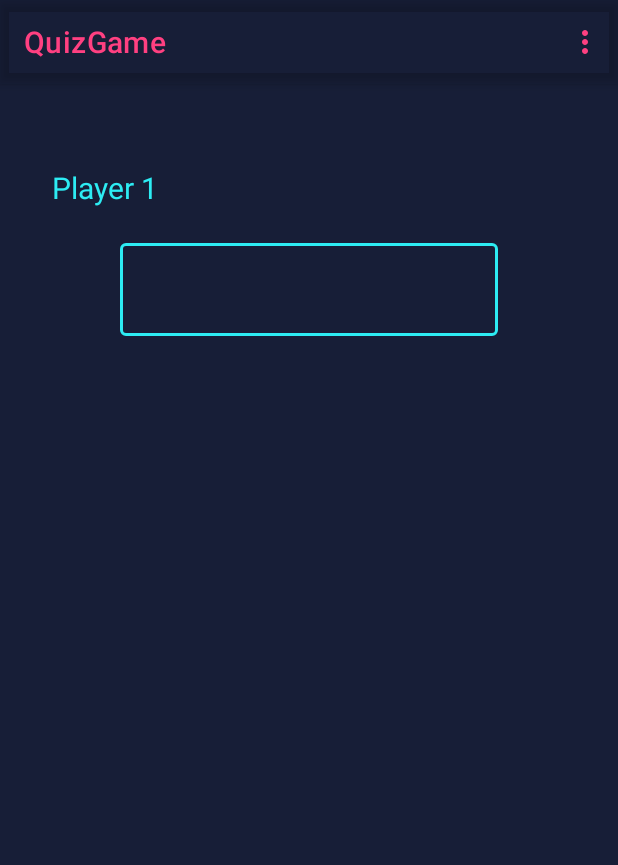
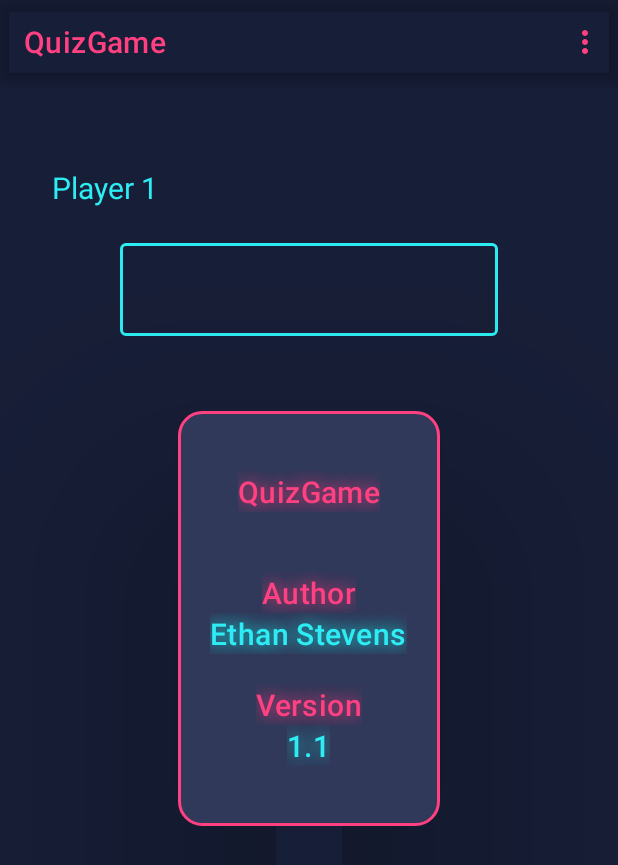
Before and after one commit to Ethan0Stevens/QuizGame-steveth, an Android app: the screen it shows after launch (MainActivity), in the options menu, after a tap on "about", on a phone screen of 412 x 824 dp. Shown: the top 865 px of the screen. Run offline under Robolectric (Android 15) with nearby library versions, the phone set to English and light mode, and no system bars.

Commit message:
Commenter le code deja existant

```diff
--- a/app/src/main/java/com/steveth/quizgame/GameActivity.java
+++ b/app/src/main/java/com/steveth/quizgame/GameActivity.java
@@ -6,8 +6,6 @@ import android.content.pm.ActivityInfo;
 import android.os.Bundle;
 import android.os.CountDownTimer;
 import android.os.Handler;
-import android.util.Log;
-import android.util.TimeUtils;
 import android.view.View;
 import android.widget.Button;
 import android.widget.TextView;
@@ -17,10 +15,7 @@ import androidx.appcompat.app.AppCompatActivity;
 import com.steveth.quizgame.Controllers.QuestionManager;
 import com.steveth.quizgame.Models.Question;
 
-import java.util.Timer;
-import java.util.TimerTask;
 import java.util.concurrent.TimeUnit;
-import java.util.concurrent.locks.LockSupport;
 
 public class GameActivity extends AppCompatActivity {
 
@@ -49,6 +44,7 @@ public class GameActivity extends AppCompatActivity {
         setContentView(R.layout.activity_game);
         setRequestedOrientation(ActivityInfo.SCREEN_ORIENTATION_LANDSCAPE);
 
+        //recupère les paramètres de l'activitée
         Bundle b = getIntent().getExtras();
         player1 = b.getString("player1");
         player2 = b.getString("player2");
@@ -76,6 +72,9 @@ public class GameActivity extends AppCompatActivity {
         StartGame();
     }
 
+    /**
+     * Lance un chrono de 4 seconde avant de lancer le jeu
+     */
     private void StartGame() {
         long duration = TimeUnit.SECONDS.toMillis(4);
 
@@ -94,6 +93,9 @@ public class GameActivity extends AppCompatActivity {
         }.start();
     }
 
+    /**
+     * Change de question automatiquement au bout d'une seconde
+     */
     private void ChangeQuestion() {
         Handler handler = new Handler();
         questionRunnable = new Runnable() {
@@ -112,29 +114,45 @@ public class GameActivity extends AppCompatActivity {
         handler.postDelayed(questionRunnable,100);
     }
 
+    /**
+     * Stock la question recupérée et l'affiche
+     */
     private void SetQuestion() {
         Button_p1.setEnabled(true);
         Button_p2.setEnabled(true);
+
         myQuestion = questionManager.getQuestion();
+
         Question_p1.setText(myQuestion.getQuestion());
         Question_p2.setText(myQuestion.getQuestion());
     }
 
+    /**
+     * Test si la réponse est correct ou non et, attribut les points en fonction de la réponse
+     * @param view le bouton appuyé
+     */
     @SuppressLint("SetTextI18n")
     public void TestAnswer(View view) {
         int answer = myQuestion.getAnswer();
         int scoreP1 = Integer.parseInt(Score_p1.getText().toString());
         int scoreP2 = Integer.parseInt(Score_p2.getText().toString());
+
+        final int SCORE_MAX = 99;
+        final int CORRECT = 1;
+
         Button_p1.setEnabled(false);
         Button_p2.setEnabled(false);
 
+        //Modifier le score du jouer dont le bouton a été préssé
         if (view.getId() == R.id.button_p1) {
-            if (answer == 1) {
-                if (scoreP1 < 99) {
+            // si la réponse est correct alors ajouter un point au score
+            // sinon enlever un point au joueur et ajouter un point a l'adversaire
+            if (answer == CORRECT) {
+                if (scoreP1 < SCORE_MAX) {
                     Score_p1.setText(Integer.toString(scoreP1 + 1));
                 }
             } else {
-                if (scoreP1 > -99) {
+                if (scoreP1 > -SCORE_MAX) {
                     Score_p1.setText(Integer.toString(scoreP1 - 1));
                     Score_p2.setText(Integer.toString(scoreP2 + 1));
                 }
@@ -142,12 +160,12 @@ public class GameActivity extends AppCompatActivity {
         }
 
         if (view.getId() == R.id.button_p2){
-            if (answer == 1) {
-                if (scoreP2 < 99) {
+            if (answer == CORRECT) {
+                if (scoreP2 < SCORE_MAX) {
                     Score_p2.setText(Integer.toString(scoreP2 + 1));
                 }
             } else {
-                if (scoreP2 > -99) {
+                if (scoreP2 > -SCORE_MAX) {
                     Score_p1.setText(Integer.toString(scoreP1 + 1));
                     Score_p2.setText(Integer.toString(scoreP2 - 1));
                 }
@@ -155,25 +173,43 @@ public class GameActivity extends AppCompatActivity {
         }
     }
 
+    /**
+     * Arrete de jeu
+     */
     public void StopGame() {
+        //désactive les boutons
         Button_p1.setEnabled(false);
         Button_p2.setEnabled(false);
+        //Vide les champs de questions
         Question_p1.setText("");
         Question_p2.setText("");
+        //rend visible les boutons de menu et de restart
         Button_Menu.setVisibility(View.VISIBLE);
         Button_Restart.setVisibility(View.VISIBLE);
     }
 
+    /**
+     * Relancer le jeu
+     * @param view la vue
+     */
     public void restartGame(View view) {
         Intent intent = getIntent();
+        //il s'arrete lui meme
         finish();
+        //et se relance juste apres
         startActivity(intent);
+        //animation de changement d'activity
         overridePendingTransition(R.anim.slide_in_right, R.anim.slide_out_left);
     }
 
+    /**
+     * Retourne a la page d'accueil
+     * @param view la vue
+     */
     public void goToMainMenu(View view) {
         Intent returnIntent = new Intent(this, MainActivity.class);
         setResult(RESULT_OK,returnIntent);
+        //Termine l'activitée
         finish();
     }
 
--- a/app/src/main/java/com/steveth/quizgame/MainActivity.java
+++ b/app/src/main/java/com/steveth/quizgame/MainActivity.java
@@ -5,7 +5,6 @@ import androidx.appcompat.widget.Toolbar;
 
 import android.annotation.SuppressLint;
 import android.content.Intent;
-import android.content.pm.ActivityInfo;
 import android.os.Bundle;
 import android.text.Editable;
 import android.text.TextWatcher;
@@ -14,12 +13,13 @@ import android.view.MenuInflater;
 import android.view.MenuItem;
 import android.view.View;
 import android.widget.Button;
-import android.widget.EditText;
 import android.widget.LinearLayout;
 import android.widget.TextView;
 
 import com.google.android.material.textfield.TextInputEditText;
 import com.google.android.material.textfield.TextInputLayout;
+
+import java.util.Objects;
 
 public class MainActivity extends AppCompatActivity {
 
@@ -52,6 +52,8 @@ public class MainActivity extends AppCompatActivity {
 
         ED_Player_1.requestFocus();
 
+        // Rend le champs de saisi du deuxieme joueur visible
+        // si le premier joueur a rentré un nom
         ED_Player_1.addTextChangedListener(new TextWatcher() {
 
             @Override
@@ -67,6 +69,8 @@ public class MainActivity extends AppCompatActivity {
             public void afterTextChanged(Editable editable) {}
         });
 
+        // Rend le bouton de lancement du jeu visible
+        // si le nom du deuxieme joueur a été rentré
         ED_Player_2.addTextChangedListener(new TextWatcher() {
 
             @Override
@@ -82,19 +86,29 @@ public class MainActivity extends AppCompatActivity {
         });
     }
 
+    /**
+     * Création du menu
+     * @param menu menu
+     * @return un boolean
+     */
     public boolean onCreateOptionsMenu(Menu menu) {
         MenuInflater inflater = getMenuInflater();
         inflater.inflate(R.menu.main_menu, menu);
         return true;
     }
 
+    /**
+     * Effectue le bon code en fonction de l'option selectionnée dans le menu
+     * @param item option selectionnée
+     * @return un boolean
+     */
     @SuppressLint("NonConstantResourceId")
     @Override
     public boolean onOptionsItemSelected(MenuItem item) {
         switch (item.getItemId()) {
             case R.id.action_about:
                 LL_about.setVisibility(View.VISIBLE);
-
+                LL_about.setClickable(true);
                 break;
             case R.id.action_settings:
 
@@ -105,11 +119,28 @@ public class MainActivity extends AppCompatActivity {
         return true;
     }
 
+    /**
+     * Ouvre la fenetre du jeu
+     * @param view la vue
+     */
     public void playGame(View view) {
         Intent gameActivity = new Intent(this, GameActivity.class);
-        gameActivity.putExtra("player1", ED_Player_1.getText().toString());
-        gameActivity.putExtra("player2", ED_Player_2.getText().toString());
+
+        //Parametres donnés a l'activité
+        gameActivity.putExtra("player1", Objects.requireNonNull(ED_Player_1.getText()).toString());
+        gameActivity.putExtra("player2", Objects.requireNonNull(ED_Player_2.getText()).toString());
+
         startActivity(gameActivity);
+
+        //Animation de changement d'activité
         overridePendingTransition(R.anim.slide_in_right, R.anim.slide_out_left);
     }
+
+    /**
+     * Ferme la popup about en cliquant a côté
+     * @param view la vue cliquée
+     */
+    public void CloseAbout(View view) {
+        LL_about.setVisibility(View.INVISIBLE);
+    }
 }
--- a/app/src/main/res/layout-v26/activity_main.xml
+++ b/app/src/main/res/layout-v26/activity_main.xml
@@ -5,6 +5,7 @@
     android:id="@+id/constraintLayout"
     android:layout_width="match_parent"
     android:layout_height="match_parent"
+    android:onClick="CloseAbout"
     tools:context=".MainActivity">
 
     <com.google.android.material.appbar.AppBarLayout
@@ -128,4 +129,78 @@
         app:layout_constraintStart_toStartOf="parent"
         app:layout_constraintTop_toTopOf="parent" />
 
+    <LinearLayout
+        android:id="@+id/main_about_popup"
+        android:layout_width="wrap_content"
+        android:layout_height="wrap_content"
+        android:background="@drawable/layout_bg"
+        android:elevation="10dp"
+        android:gravity="center"
+        android:orientation="vertical"
+        android:translationZ="90dp"
+        android:visibility="invisible"
+        app:layout_constraintBottom_toBottomOf="parent"
+        app:layout_constraintEnd_toEndOf="parent"
+        app:layout_constraintStart_toStartOf="parent"
+        app:layout_constraintTop_toTopOf="parent">
+
+        <TextView
+            android:layout_width="wrap_content"
+            android:layout_height="wrap_content"
+            android:layout_margin="40dp"
+            android:elevation="2dp"
+            android:shadowColor="@color/colorTertiaryShadow"
+            android:shadowDx="0"
+            android:shadowDy="0"
+            android:shadowRadius="15"
+            android:text="@string/main_about_title"
+            android:textAppearance="?attr/textAppearanceHeadline6" />
+
+        <TextView
+            android:layout_width="wrap_content"
+            android:layout_height="wrap_content"
+            android:shadowColor="@color/colorTertiaryShadow"
+            android:shadowDx="0"
+            android:shadowDy="0"
+            android:shadowRadius="15"
+            android:text="@string/main_about_author"
+            android:textAppearance="?attr/textAppearanceHeadline6" />
+
+        <TextView
+            android:layout_width="wrap_content"
+            android:layout_height="wrap_content"
+            android:layout_marginBottom="20dp"
+            android:shadowColor="@color/colorSecondaryShadow"
+            android:shadowDx="0"
+            android:shadowDy="0"
+            android:shadowRadius="15"
+            android:text="@string/main_about_author_name"
+            android:textAppearance="?attr/textAppearanceHeadline6"
+            android:textColor="@color/colorSecondary" />
+
+        <TextView
+            android:layout_width="wrap_content"
+            android:layout_height="wrap_content"
+            android:shadowColor="@color/colorTertiaryShadow"
+            android:shadowDx="0"
+            android:shadowDy="0"
+            android:shadowRadius="15"
+            android:text="@string/main_about_version"
+            android:textAppearance="?attr/textAppearanceHeadline6"
+            android:textColor="@color/colorTertiary" />
+
+        <TextView
+            android:layout_width="wrap_content"
+            android:layout_height="wrap_content"
+            android:layout_marginBottom="40dp"
+            android:shadowColor="@color/colorSecondaryShadow"
+            android:shadowDx="0"
+            android:shadowDy="0"
+            android:shadowRadius="15"
+            android:text="@string/main_about_version_txt"
+            android:textAppearance="?attr/textAppearanceHeadline6"
+            android:textColor="@color/colorSecondary" />
+
+    </LinearLayout>
+
 </androidx.constraintlayout.widget.ConstraintLayout>
--- a/app/src/main/res/layout/activity_main.xml
+++ b/app/src/main/res/layout/activity_main.xml
@@ -1,21 +1,12 @@
 <?xml version="1.0" encoding="utf-8"?>
-<androidx.constraintlayout.widget.ConstraintLayout
-    xmlns:android="http://schemas.android.com/apk/res/android"
+<androidx.constraintlayout.widget.ConstraintLayout xmlns:android="http://schemas.android.com/apk/res/android"
     xmlns:app="http://schemas.android.com/apk/res-auto"
     xmlns:tools="http://schemas.android.com/tools"
     android:id="@+id/constraintLayout"
     android:layout_width="match_parent"
-    android:layout_height="match_parent">
-
-    <LinearLayout
-        android:id="@+id/linearLayout"
-        android:layout_width="match_parent"
     android:layout_height="match_parent"
-        app:layout_constraintBottom_toBottomOf="parent"
-        app:layout_constraintEnd_toEndOf="parent"
-        app:layout_constraintStart_toStartOf="parent"
-        app:layout_constraintTop_toTopOf="parent"
-        android:orientation="horizontal">
+    android:onClick="CloseAbout"
+    tools:context=".MainActivity">
 
     <com.google.android.material.appbar.AppBarLayout
         android:id="@+id/appBarLayout"
@@ -30,27 +21,39 @@
             android:id="@+id/main_toolbar"
             android:layout_width="match_parent"
             android:layout_height="match_parent"
-                android:elevation="0dp"
+            android:elevation="5dp"
             android:theme="@style/ThemeOverlay.AppCompat.ActionBar"
             app:popupTheme="@style/ThemeOverlay.AppCompat.Light" />
 
     </com.google.android.material.appbar.AppBarLayout>
 
+    <!-- Note: A RecyclerView can also be used -->
+
+    <androidx.core.widget.NestedScrollView
+        android:id="@+id/nestedScrollView"
+        android:layout_width="match_parent"
+        android:layout_height="match_parent"
+        app:layout_behavior="@string/appbar_scrolling_view_behavior">
+
+        <!-- Scrollable content -->
+
+    </androidx.core.widget.NestedScrollView>
+
     <TextView
         android:id="@+id/tv_p1"
         android:layout_width="wrap_content"
         android:layout_height="wrap_content"
-            android:layout_marginStart="@dimen/main_margin_start_player_tv"
         android:text="@string/player_1"
         android:textSize="@dimen/main_size_txt_tv"
+        android:layout_marginStart="@dimen/main_margin_start_player_tv"
         app:layout_constraintBottom_toTopOf="@id/tv_p2"
         app:layout_constraintEnd_toStartOf="@id/textInputLayout_p1"
         app:layout_constraintStart_toStartOf="parent"
         app:layout_constraintTop_toTopOf="parent" />
 
     <com.google.android.material.textfield.TextInputLayout
+        style="@style/Widget.QuizGame.TextInputLayer.Players"
         android:id="@+id/textInputLayout_p1"
-            style="@style/Widget.QuizGame.TextInputLayer.Players"
         android:layout_width="match_parent"
         android:layout_height="wrap_content"
         android:layout_marginHorizontal="@dimen/main_players_margin_ed"
@@ -69,7 +72,8 @@
             android:singleLine="true"
             android:textAlignment="center"
             android:textColor="@color/colorSecondary"
-                android:textSize="@dimen/main_size_txt_tv" />
+            android:textSize="@dimen/main_size_txt_tv"
+            android:focusedByDefault="true"/>
 
     </com.google.android.material.textfield.TextInputLayout>
 
@@ -77,18 +81,18 @@
         android:id="@+id/tv_p2"
         android:layout_width="wrap_content"
         android:layout_height="wrap_content"
-            android:layout_marginStart="@dimen/main_margin_start_player_tv"
         android:text="@string/player_2"
         android:textSize="@dimen/main_size_txt_tv"
         android:visibility="invisible"
+        android:layout_marginStart="@dimen/main_margin_start_player_tv"
         app:layout_constraintBottom_toTopOf="@+id/start_bt"
         app:layout_constraintEnd_toStartOf="@+id/textInputLayout_p2"
         app:layout_constraintStart_toStartOf="parent"
         app:layout_constraintTop_toBottomOf="@+id/tv_p1" />
 
     <com.google.android.material.textfield.TextInputLayout
+        style="@style/Widget.QuizGame.TextInputLayer.Players"
         android:id="@+id/textInputLayout_p2"
-            style="@style/Widget.QuizGame.TextInputLayer.Players"
         android:layout_width="match_parent"
         android:layout_height="wrap_content"
         android:layout_marginHorizontal="@dimen/main_players_margin_ed"
@@ -116,15 +120,14 @@
         android:id="@+id/start_bt"
         android:layout_width="wrap_content"
         android:layout_height="wrap_content"
-            android:onClick="playGame"
         android:text="@string/main_start_bt"
         android:textSize="@dimen/main_txt_size_bt"
         android:visibility="invisible"
+        android:onClick="playGame"
         app:layout_constraintBottom_toBottomOf="parent"
         app:layout_constraintEnd_toEndOf="parent"
         app:layout_constraintStart_toStartOf="parent"
         app:layout_constraintTop_toTopOf="parent" />
-    </LinearLayout>
 
     <LinearLayout
         android:id="@+id/main_about_popup"
@@ -135,6 +138,7 @@
         android:gravity="center"
         android:orientation="vertical"
         android:translationZ="90dp"
+        android:visibility="invisible"
         app:layout_constraintBottom_toBottomOf="parent"
         app:layout_constraintEnd_toEndOf="parent"
         app:layout_constraintStart_toStartOf="parent"
--- a/app/src/main/res/values/dimens.xml
+++ b/app/src/main/res/values/dimens.xml
@@ -1,11 +1,15 @@
 <?xml version="1.0" encoding="utf-8"?>
 <resources>
-    <dimen name="game_margin_horizontal_button">120dp</dimen>
-    <dimen name="game_score_txt_size">130sp</dimen>
+    <!-- Main Activity -->
     <dimen name="main_txt_size_bt">20sp</dimen>
-    <dimen name="game_size_tv">20sp</dimen>
     <dimen name="main_size_txt_tv">20sp</dimen>
     <dimen name="main_players_margin_ed">80dp</dimen>
     <dimen name="main_margin_start_player_tv">60dp</dimen>
+
+    <!-- Game Activity -->
+    <dimen name="game_margin_horizontal_button">120dp</dimen>
+    <dimen name="game_score_txt_size">130sp</dimen>
+    <dimen name="game_size_tv">20sp</dimen>
     <dimen name="game_margin_player_score">90dp</dimen>
+
 </resources>
--- a/app/src/main/res/values/strings.xml
+++ b/app/src/main/res/values/strings.xml
@@ -1,17 +1,27 @@
 <resources xmlns:tools="http://schemas.android.com/tools">
     <string name="app_name">QuizGame</string>
+
+    <!-- Main Activity -->
     <string name="new_player">New player</string>
-    <string name="score_p1">0</string>
-    <string name="score_p2">0</string>
     <string name="player_1">Player 1</string>
     <string name="player_2">Player 2</string>
     <string name="main_menu_about">about</string>
     <string name="main_menu_icon">icon</string>
     <string name="main_start_bt">Start</string>
+    <string name="main_menu_settings">settings</string>
+    <string name="main_player1_ed" tools:ignore="Typos">player1</string>
+    <string name="main_player2_ed">player2</string>
+    <string name="main_about_title">QuizGame</string>
+    <string name="main_about_author">Author</string>
+    <string name="main_about_author_name">Ethan Stevens</string>
+    <string name="main_about_version">Version</string>
+    <string name="main_about_version_txt">1.1</string>
+
+    <!-- Game Activity -->
+    <string name="score_p1">0</string>
+    <string name="score_p2">0</string>
     <string name="questions">Questions</string>
-    <string name="main_menu_settings">settings</string>
     <string name="bt_txt_menu">Menu</string>
     <string name="bt_txt_restart">restart</string>
-    <string name="main_player1_ed" tools:ignore="Typos">player1</string>
-    <string name="main_player2_ed">player2</string>
+
 </resources>
```
Also changed, not shown: app/src/main/java/com/steveth/quizgame/Controllers/QuestionManager.java (+20 -0 lines), app/src/main/java/com/steveth/quizgame/Models/Question.java (+11 -0 lines). Lines whose indentation alone changed are shown as unchanged.
